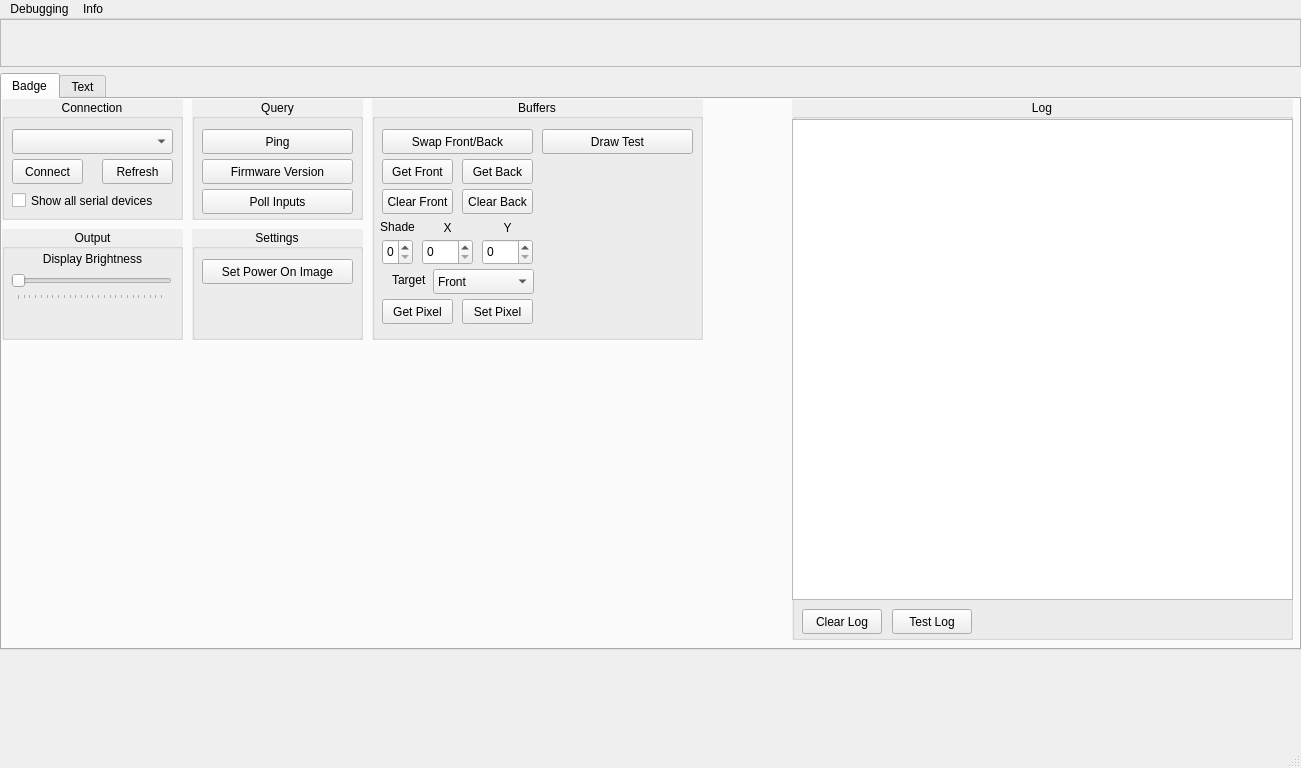
Qt form LedBadgeQt/mainwindow.ui (J0w03L/LedBadge) before a commit.
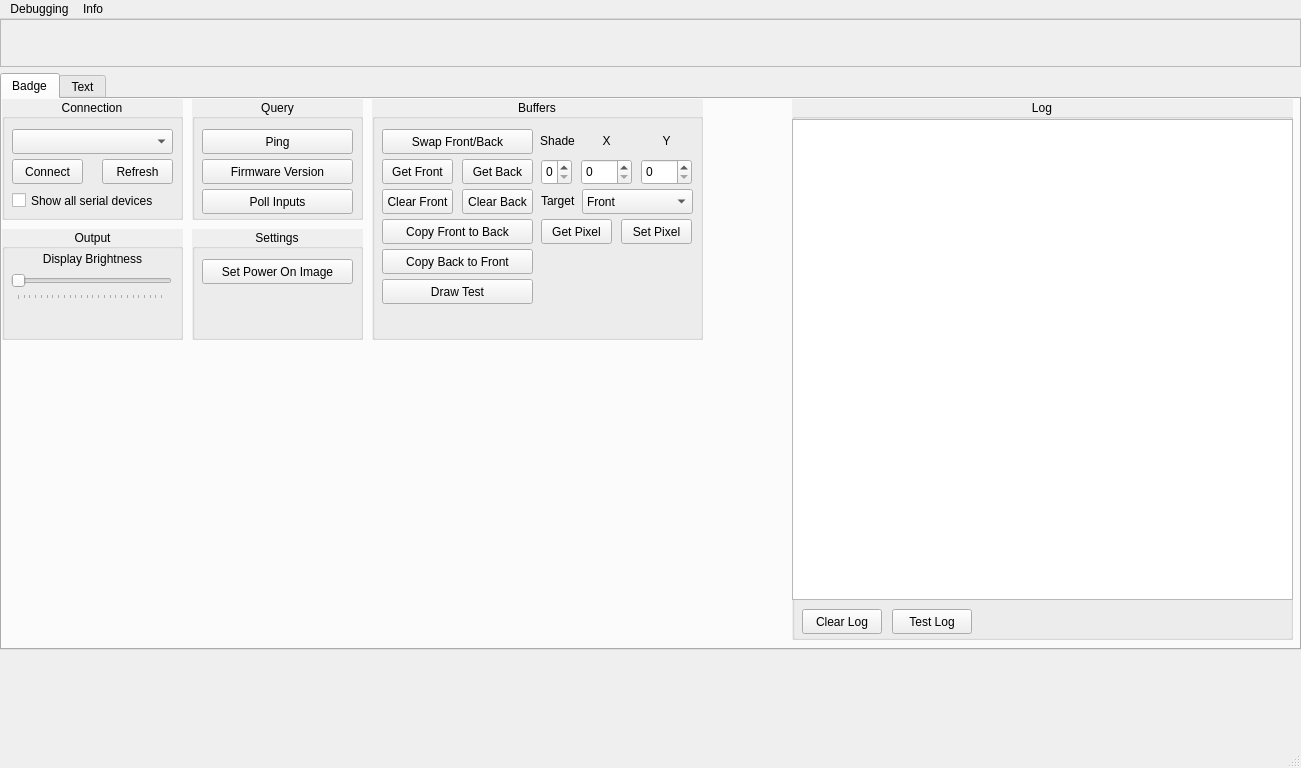
The same form after that commit.

Commit message: Tidier logging plus added Copy (not finished).

The edit to the form file:
```diff
--- a/LedBadgeQt/mainwindow.ui
+++ b/LedBadgeQt/mainwindow.ui
@@ -481,8 +481,8 @@
          <widget class="QSpinBox" name="bufferColorSpinBox">
           <property name="geometry">
            <rect>
-            <x>10</x>
-            <y>140</y>
+            <x>169</x>
+            <y>60</y>
             <width>31</width>
             <height>26</height>
            </rect>
@@ -497,8 +497,8 @@
          <widget class="QSpinBox" name="bufferXSpinBox">
           <property name="geometry">
            <rect>
-            <x>50</x>
-            <y>140</y>
+            <x>209</x>
+            <y>60</y>
             <width>51</width>
             <height>26</height>
            </rect>
@@ -513,8 +513,8 @@
          <widget class="QSpinBox" name="bufferYSpinBox">
           <property name="geometry">
            <rect>
-            <x>110</x>
-            <y>140</y>
+            <x>269</x>
+            <y>60</y>
             <width>51</width>
             <height>26</height>
            </rect>
@@ -529,10 +529,10 @@
          <widget class="QLabel" name="label_2">
           <property name="geometry">
            <rect>
-            <x>0</x>
-            <y>120</y>
+            <x>160</x>
+            <y>31</y>
             <width>51</width>
-            <height>16</height>
+            <height>21</height>
            </rect>
           </property>
           <property name="text">
@@ -545,10 +545,10 @@
          <widget class="QLabel" name="label_3">
           <property name="geometry">
            <rect>
-            <x>60</x>
-            <y>120</y>
+            <x>219</x>
+            <y>31</y>
             <width>31</width>
-            <height>17</height>
+            <height>21</height>
            </rect>
           </property>
           <property name="text">
@@ -561,10 +561,10 @@
          <widget class="QLabel" name="label_4">
           <property name="geometry">
            <rect>
-            <x>120</x>
-            <y>120</y>
+            <x>279</x>
+            <y>31</y>
             <width>31</width>
-            <height>17</height>
+            <height>21</height>
            </rect>
           </property>
           <property name="text">
@@ -577,8 +577,8 @@
          <widget class="QPushButton" name="bufferSetPixelButton">
           <property name="geometry">
            <rect>
-            <x>90</x>
-            <y>200</y>
+            <x>249</x>
+            <y>120</y>
             <width>71</width>
             <height>25</height>
            </rect>
@@ -593,8 +593,8 @@
          <widget class="QPushButton" name="bufferGetPixelButton">
           <property name="geometry">
            <rect>
-            <x>10</x>
-            <y>200</y>
+            <x>169</x>
+            <y>120</y>
             <width>71</width>
             <height>25</height>
            </rect>
@@ -609,9 +609,9 @@
          <widget class="QComboBox" name="bufferTargetComboBox">
           <property name="geometry">
            <rect>
-            <x>61</x>
-            <y>170</y>
-            <width>101</width>
+            <x>210</x>
+            <y>90</y>
+            <width>111</width>
             <height>25</height>
            </rect>
           </property>
@@ -632,9 +632,9 @@
          <widget class="QLabel" name="label_5">
           <property name="geometry">
            <rect>
-            <x>20</x>
-            <y>170</y>
-            <width>41</width>
+            <x>169</x>
+            <y>91</y>
+            <width>51</width>
             <height>21</height>
            </rect>
           </property>
@@ -680,8 +680,8 @@
          <widget class="QPushButton" name="bufferDrawTestButton">
           <property name="geometry">
            <rect>
-            <x>170</x>
-            <y>30</y>
+            <x>10</x>
+            <y>180</y>
             <width>151</width>
             <height>25</height>
            </rect>
@@ -693,6 +693,32 @@
            <string>Draw Test</string>
           </property>
          </widget>
+         <widget class="QPushButton" name="bufferCopyFrontToBackButton">
+          <property name="geometry">
+           <rect>
+            <x>10</x>
+            <y>120</y>
+            <width>151</width>
+            <height>25</height>
+           </rect>
+          </property>
+          <property name="text">
+           <string>Copy Front to Back</string>
+          </property>
+         </widget>
+         <widget class="QPushButton" name="bufferCopyBackToFrontButton">
+          <property name="geometry">
+           <rect>
+            <x>10</x>
+            <y>150</y>
+            <width>151</width>
+            <height>25</height>
+           </rect>
+          </property>
+          <property name="text">
+           <string>Copy Back to Front</string>
+          </property>
+         </widget>
         </widget>
         <widget class="QGroupBox" name="settingsGroupBox">
          <property name="geometry">
```
The commit also changes 6 other files.
